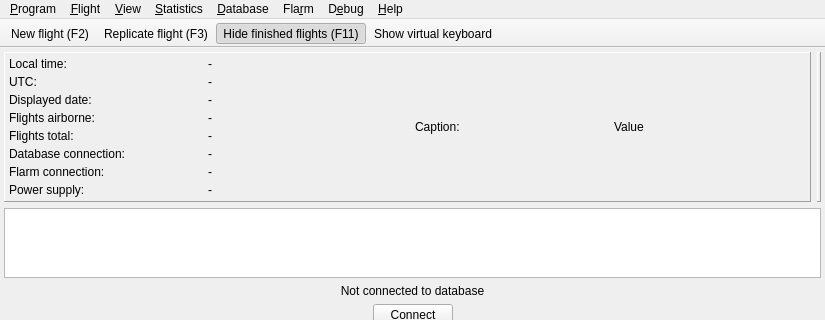
Qt form src/gui/windows/MainWindow.ui (Akaflieg/startkladde) before a commit; both pictures show x 0 to 825 and y 0 to 320 of the 825 by 531 pixel window.
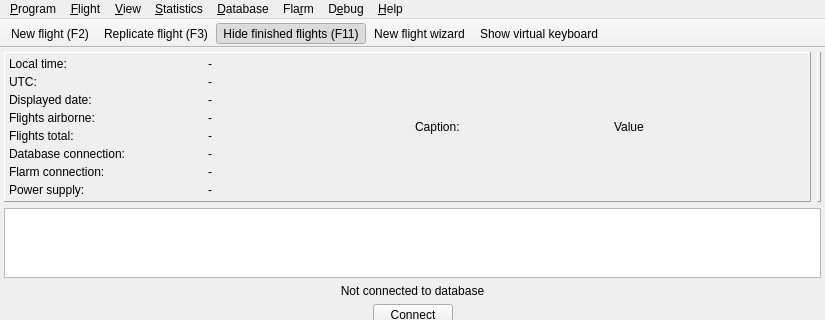
The same form after that commit. Icons and pictures are not drawn. Custom widgets are drawn as their Qt base class.

What changed in the file:
```diff
--- a/src/gui/windows/MainWindow.ui
+++ b/src/gui/windows/MainWindow.ui
@@ -572,6 +572,7 @@
    <addaction name="actionNew"/>
    <addaction name="actionRepeat"/>
    <addaction name="actionHideFinished"/>
+   <addaction name="actionNewWizard"/>
    <addaction name="actionShowVirtualKeyboard"/>
   </widget>
   <widget class="QStatusBar" name="statusBar"/>
@@ -1030,6 +1031,14 @@
     <string>Synchronize with remote database</string>
    </property>
   </action>
+  <action name="actionNewWizard">
+   <property name="text">
+    <string>New flight wizard</string>
+   </property>
+   <property name="toolTip">
+    <string>New flight wizard</string>
+   </property>
+  </action>
  </widget>
  <customwidgets>
   <customwidget>
```
Left out of the diff: 109 changed lines with no effect on the pictures.
